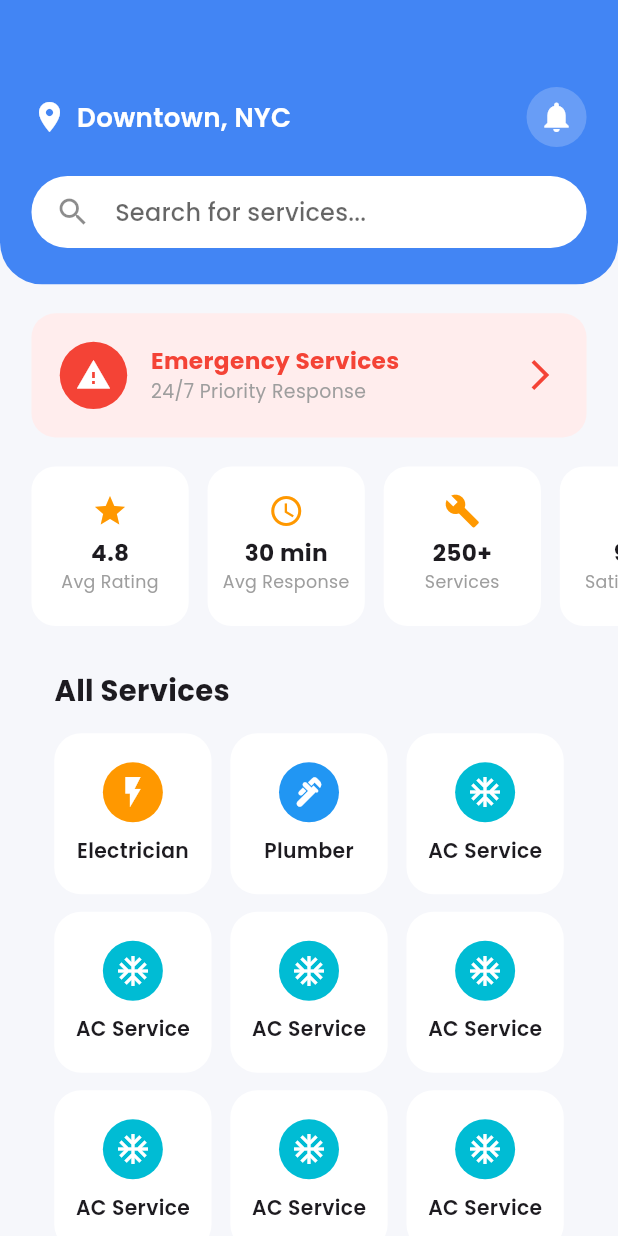
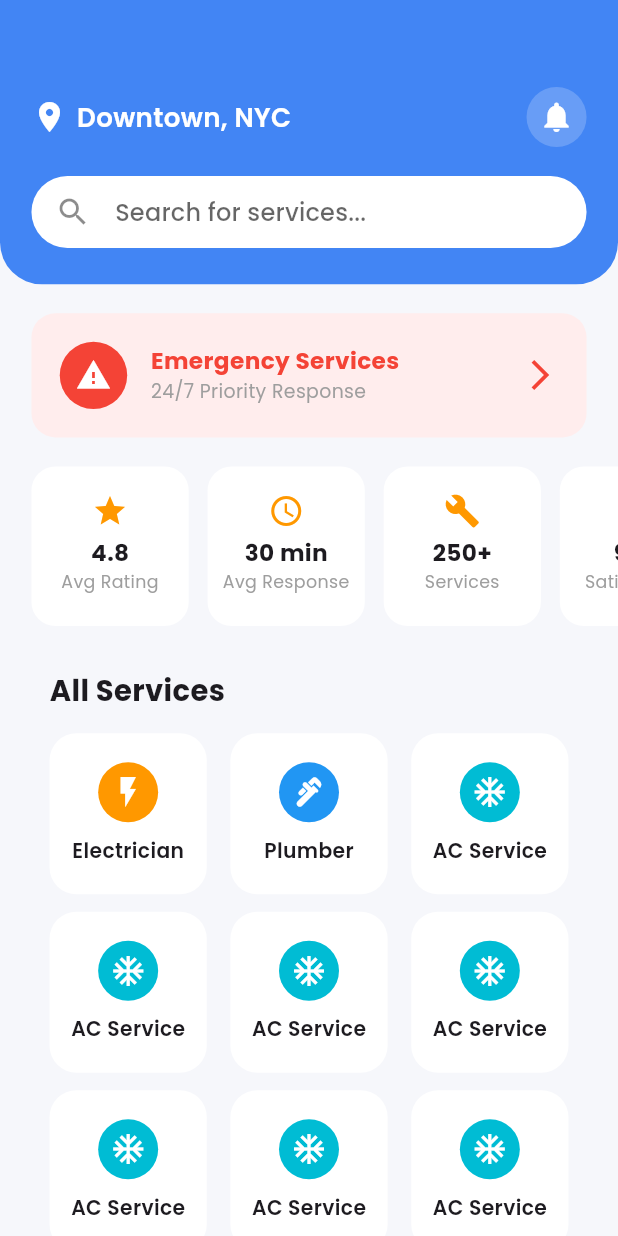
Before and after one commit to Hassaan-Rajwani/Fix-Master, a Flutter app: the HomeScreen screen opened directly, on a phone screen of 412 x 824 dp. Run offline on Flutter 3.47's test engine with Material 3 defaults, Android fonts, the phone set to English and light mode, and no system bars; our stand-ins replace flutter_screenutil, font_awesome_flutter, get, google_fonts.

Commit message:
fix: changes

```diff
--- a/lib/pages/customer/home/home_screen.dart
+++ b/lib/pages/customer/home/home_screen.dart
@@ -189,9 +189,7 @@ class _HomeScreenState extends State<HomeScreen> {
 
   /// 🛠 All Services
   Widget _allServices() {
-    return Padding(
-      padding: EdgeInsets.symmetric(horizontal: 20.w),
-      child: Column(
+    return Column(
       crossAxisAlignment: CrossAxisAlignment.start,
       children: [
         Text(
@@ -200,7 +198,7 @@ class _HomeScreenState extends State<HomeScreen> {
         ),
         SizedBox(height: 15.h),
         Wrap(
-            spacing: 12.w,
+          spacing: 15.w,
           runSpacing: 12.h,
           alignment: WrapAlignment.spaceBetween,
           children: [
@@ -216,7 +214,6 @@ class _HomeScreenState extends State<HomeScreen> {
           ],
         ),
       ],
-      ),
     );
   }
 
```
Lines whose indentation alone changed are shown as unchanged.
